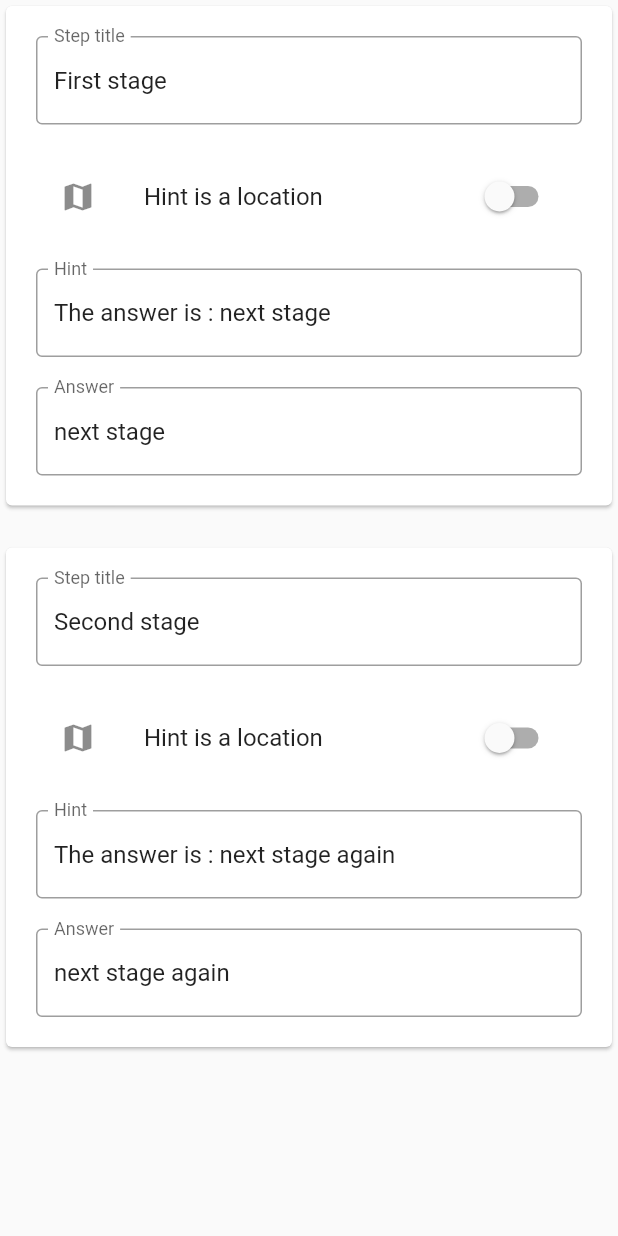
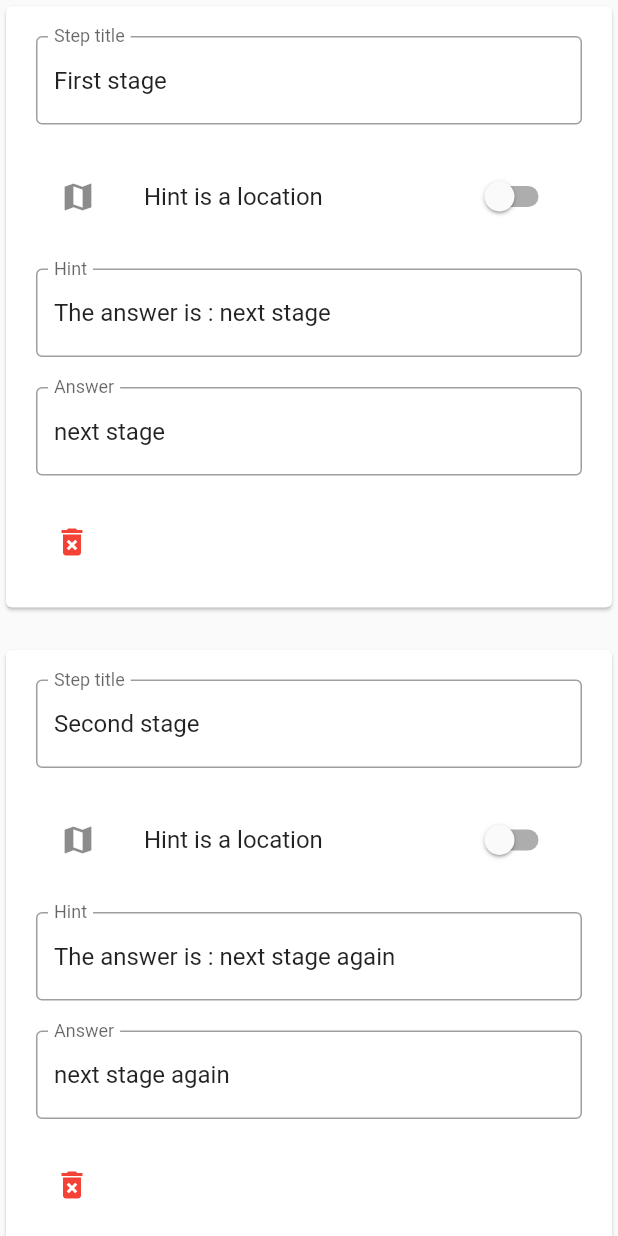
Before and after one commit to nicolaspernoud/treasure_hunt, a Flutter app: the AdminView widget shown alone on an empty page, opened directly, on a phone screen of 412 x 824 dp. Run offline on Flutter 3.47's test engine with Material 2 defaults, Android fonts, the phone set to English and light mode, and no system bars; our stand-ins replace shared_preferences; accounts and stored records are empty.

Commit message:
feat: added stage delete icon

```diff
--- a/lib/components/admin.dart
+++ b/lib/components/admin.dart
@@ -66,6 +66,15 @@ class _AdminViewState extends State<AdminView> {
                                               e.answer = text;
                                             },
                                           ),
+                                          IconButton(
+                                            icon: const Icon(
+                                                Icons.delete_forever),
+                                            color: Colors.red,
+                                            tooltip: 'Delete this stage',
+                                            onPressed: () {
+                                              e.remove();
+                                            },
+                                          ),
                                         ],
                                       ),
                                     ]))))
--- a/lib/models/hunt.dart
+++ b/lib/models/hunt.dart
@@ -128,6 +128,11 @@ class Stage {
     this.hunt.notifyAndPersist();
   }
 
+  remove() {
+    this.hunt._stages.removeWhere((element) => element.title == _title);
+    this.hunt.notifyAndPersist();
+  }
+
   Map<String, dynamic> toJson() => {
         'title': _title,
         'hintIsPlace': _hintIsPlace,
```
